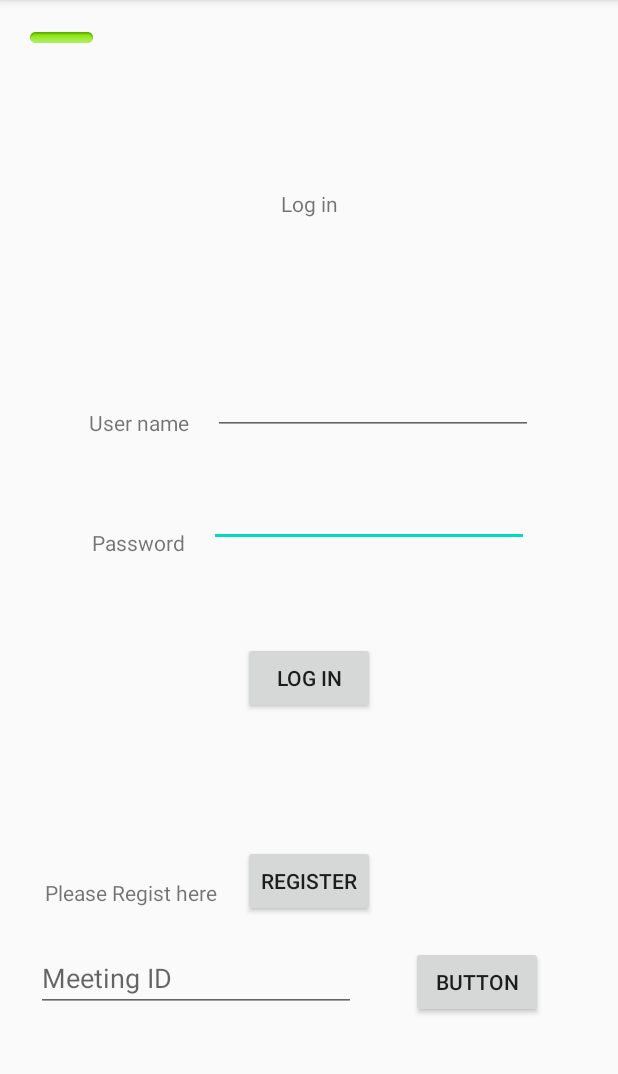
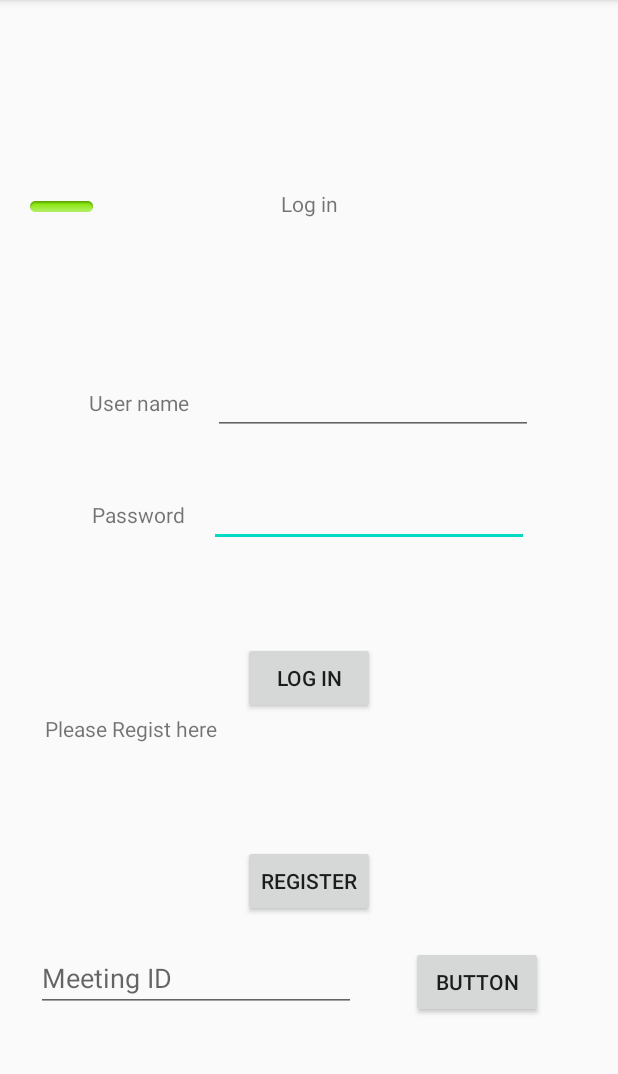
Before and after one commit to Ackermanm/App-Meeting, an Android app: the screen it shows after launch (RegisterActivity), on a phone screen of 412 x 824 dp, the part 84-1158 px from its top. Run offline under Robolectric (Android 15) with nearby library versions, the phone set to English and light mode, and no system bars; our stand-ins replace Firebase (no records; nobody signed in at launch, a user with empty details on screens opened directly).

Commit message:
set baseline of register page

```diff
--- a/app/src/main/res/layout/activity_register.xml
+++ b/app/src/main/res/layout/activity_register.xml
@@ -36,28 +36,22 @@
         android:layout_width="wrap_content"
         android:layout_height="wrap_content"
         android:layout_marginStart="62dp"
-        android:layout_marginTop="238dp"
         android:layout_marginEnd="8dp"
-        android:layout_marginBottom="47dp"
         android:text="User name"
-        app:layout_constraintBottom_toTopOf="@+id/textView3"
+        app:layout_constraintBaseline_toBaselineOf="@+id/username"
         app:layout_constraintEnd_toStartOf="@+id/username"
-        app:layout_constraintStart_toStartOf="parent"
-        app:layout_constraintTop_toBottomOf="@+id/Mstar1" />
+        app:layout_constraintStart_toStartOf="parent" />
 
     <TextView
         android:id="@+id/textView3"
         android:layout_width="wrap_content"
         android:layout_height="wrap_content"
         android:layout_marginStart="62dp"
-        android:layout_marginTop="8dp"
         android:layout_marginEnd="8dp"
-        android:layout_marginBottom="199dp"
         android:text="Password"
-        app:layout_constraintBottom_toTopOf="@+id/textView"
+        app:layout_constraintBaseline_toBaselineOf="@+id/password"
         app:layout_constraintEnd_toStartOf="@+id/password"
-        app:layout_constraintStart_toStartOf="parent"
-        app:layout_constraintTop_toBottomOf="@+id/textView2" />
+        app:layout_constraintStart_toStartOf="parent" />
 
     <EditText
         android:id="@+id/password"
```
